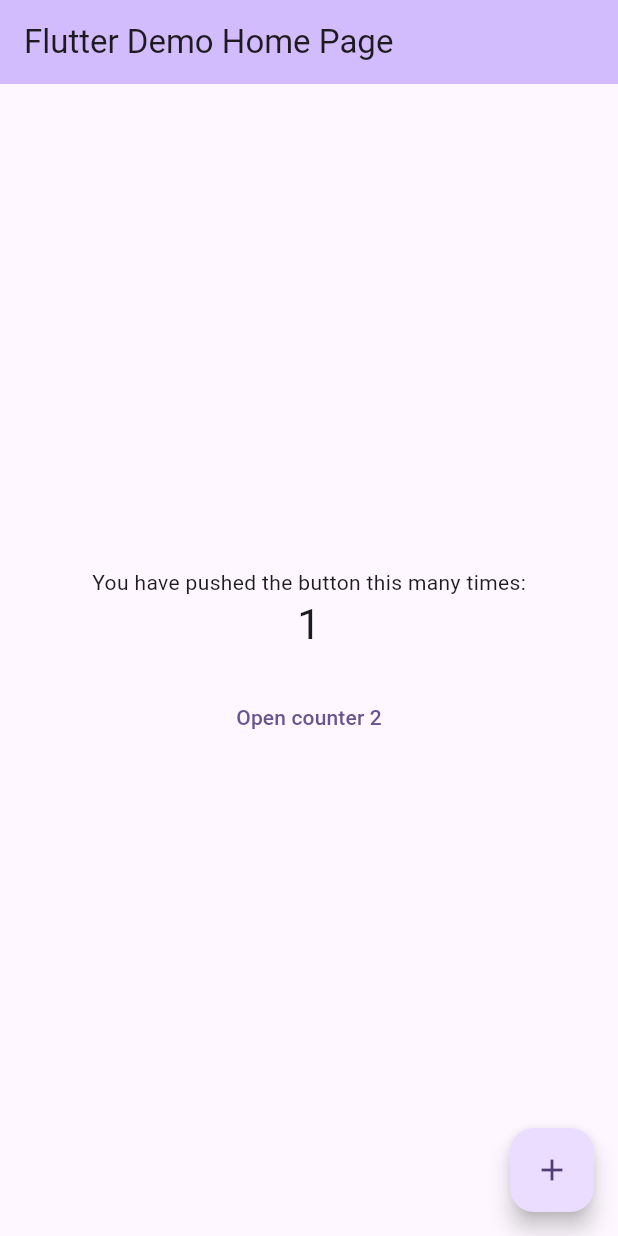
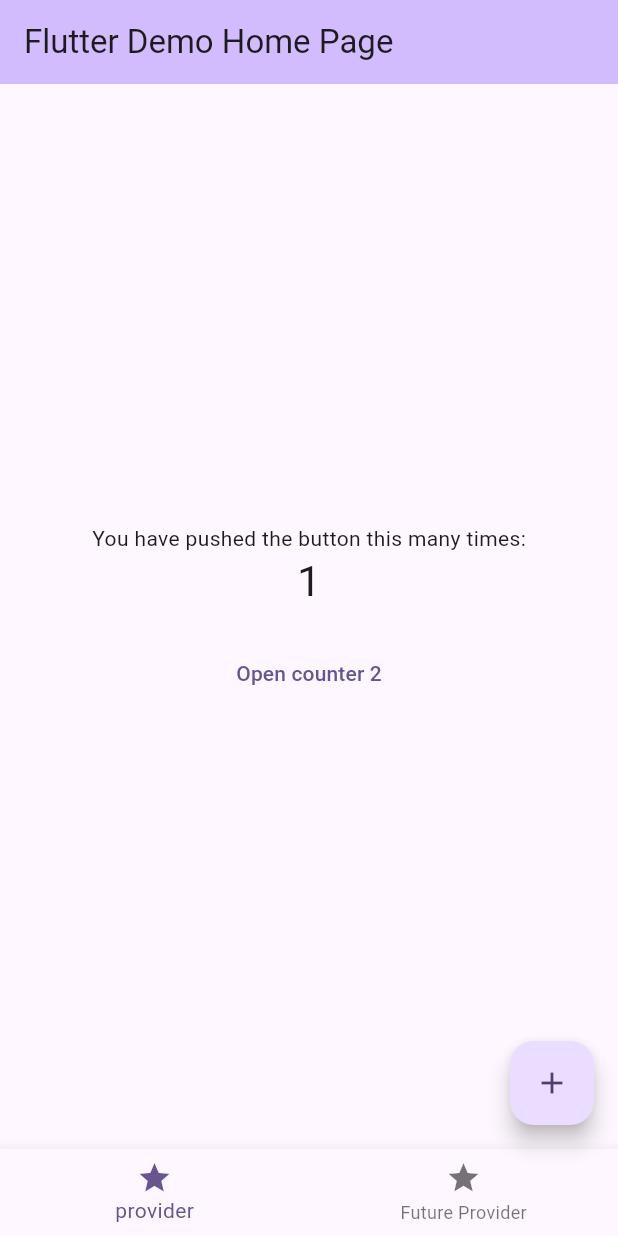
Before and after one commit to yanaMyn/flutter-provider, a Flutter app: the screen it shows after launch, after a tap on the "add" icon, on a phone screen of 412 x 824 dp. Run offline on Flutter 3.47's test engine with Material 3 defaults, Android fonts, the phone set to English and light mode, and no system bars.

Commit message:
add provider screen

```diff
--- a/lib/main.dart
+++ b/lib/main.dart
@@ -1,6 +1,7 @@
 import 'package:flutter/material.dart';
 import 'package:provider/provider.dart';
 import 'package:state_management_provider/main_model.dart';
+import 'package:state_management_provider/provider_screen.dart';
 import 'package:state_management_provider/second_counter.dart';
 
 void main() {
@@ -36,40 +37,32 @@ class MyHomePage extends StatefulWidget {
 }
 
 class _MyHomePageState extends State<MyHomePage> {
+  int _selectedPageIndex = 0;
+
+  void _selectPage(int index) {
+    setState(() {
+      _selectedPageIndex = index;
+    });
+  }
+
   @override
   Widget build(BuildContext context) {
+    print("_MyHomePageState");
     return Consumer<MainModel>(
       builder: (context, model, child) => Scaffold(
         appBar: AppBar(
           backgroundColor: Theme.of(context).colorScheme.inversePrimary,
           title: Text(widget.title),
         ),
-        body: Center(
-          child: Column(
-            mainAxisAlignment: MainAxisAlignment.center,
-            children: <Widget>[
-              const Text(
-                'You have pushed the button this many times:',
-              ),
-              Text(
-                '${model.counter}',
-                style: Theme.of(context).textTheme.headlineMedium,
-              ),
-              Padding(
-                padding: const EdgeInsets.only(top: 20),
-                child: TextButton(
-                  child: const Text("Open counter 2"),
-                  onPressed: () => Navigator.push(
-                    context,
-                    MaterialPageRoute(
-                      builder: (context) =>
-                          const SecondCounter(title: "Second Counter"),
-                    ),
-                  ),
-                ),
-              )
-            ],
-          ),
+        body: const ProviderScreen(),
+        bottomNavigationBar: BottomNavigationBar(
+          currentIndex: _selectedPageIndex,
+          onTap: (value) => _selectPage(value),
+          items: const [
+            BottomNavigationBarItem(icon: Icon(Icons.star), label: "provider"),
+            BottomNavigationBarItem(
+                icon: Icon(Icons.star), label: "Future Provider"),
+          ],
         ),
         floatingActionButton: FloatingActionButton(
           onPressed: () => model.counter++,
--- /dev/null
+++ b/lib/provider_screen.dart
@@ -0,0 +1,41 @@
+import 'package:flutter/material.dart';
+import 'package:provider/provider.dart';
+import 'package:state_management_provider/main_model.dart';
+import 'package:state_management_provider/second_counter.dart';
+
+class ProviderScreen extends StatelessWidget {
+  const ProviderScreen({super.key});
+
+  @override
+  Widget build(BuildContext context) {
+    print("ProviderScreen");
+    MainModel model = Provider.of<MainModel>(context, listen: true);
+    return Center(
+          child: Column(
+            mainAxisAlignment: MainAxisAlignment.center,
+            children: <Widget>[
+              const Text(
+                'You have pushed the button this many times:',
+              ),
+              Text(
+                '${model.counter}',
+                style: Theme.of(context).textTheme.headlineMedium,
+              ),
+              Padding(
+                padding: const EdgeInsets.only(top: 20),
+                child: TextButton(
+                  child: const Text("Open counter 2"),
+                  onPressed: () => Navigator.push(
+                    context,
+                    MaterialPageRoute(
+                      builder: (context) =>
+                          const SecondCounter(title: "Second Counter"),
+                    ),
+                  ),
+                ),
+              )
+            ],
+          ),
+        );
+  }
+}
```
